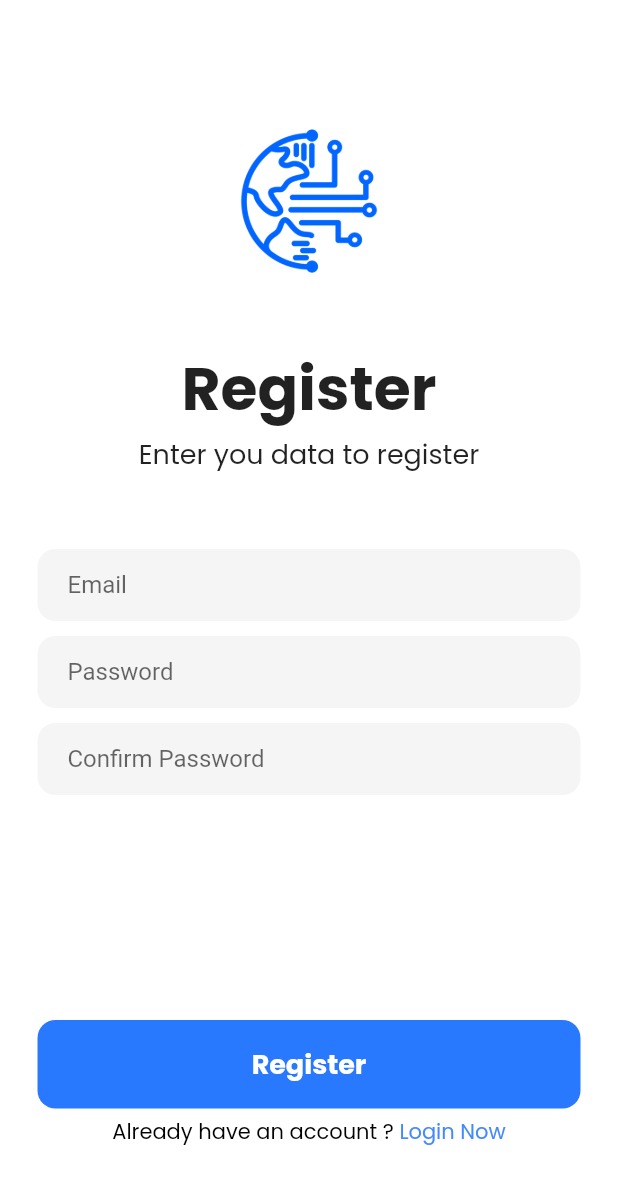
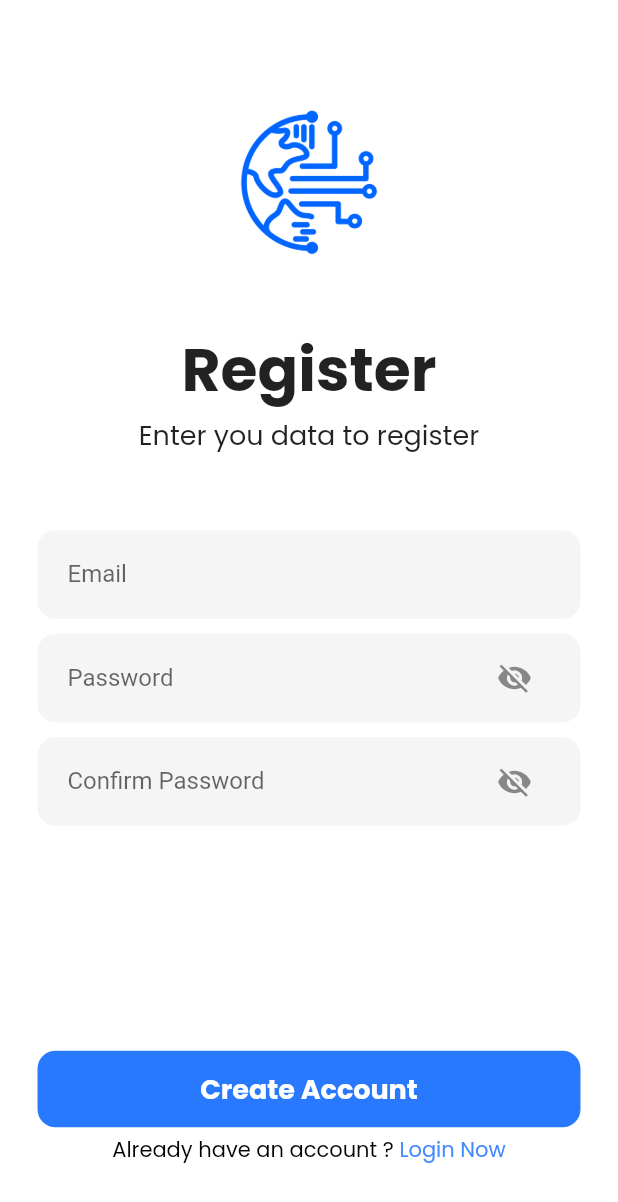
Before and after one commit to Capsicle2000/Student_Portal, a Flutter app: the screen it shows after launch, after a tap on "Register Now", on a phone screen of 412 x 824 dp. Shown: the top 1202 px of the screen. Run offline on Flutter 3.47's test engine with Material 2 defaults, Android fonts, the phone set to English and light mode, and no system bars; our stand-ins replace curved_navigation_bar, firebase_auth, firebase_core, flutter_svg, google_fonts, table_calendar; accounts and stored records are empty; network calls fail.

Commit message:
Final Modification 3:10 PM

```diff
--- a/lib/loginpage.dart
+++ b/lib/loginpage.dart
@@ -14,6 +14,8 @@ class Loginpage extends StatefulWidget {
 class _LoginpageState extends State<Loginpage> {
   final _emailController = TextEditingController();
   final _passwordController = TextEditingController();
+  bool _passwordVisible = false;
+
   Future login() async {
     await FirebaseAuth.instance.signInWithEmailAndPassword(
         email: _emailController.text.trim(),
@@ -120,6 +122,8 @@ class _LoginpageState extends State<Loginpage> {
 //     );
 //   }
 // }
+
+
         backgroundColor: Colors.white,
         body: SafeArea(
           child: Center(
@@ -150,7 +154,13 @@ class _LoginpageState extends State<Loginpage> {
                     ),
                   ),
 
+
+
                   SizedBox(height: 50),
+
+
+
+
 
                   // Email TextField
                   Padding(
@@ -165,13 +175,17 @@ class _LoginpageState extends State<Loginpage> {
                           controller: _emailController,
                           decoration: InputDecoration(
                             border: InputBorder.none,
-                            hintText: 'Email',
+                            labelText: 'Email',
                           ),
                         ),
                       ),
                     ),
                   ),
                   SizedBox(height: 10),
+
+
+
+
 
                   // Password TextField
                   Padding(
@@ -184,31 +198,54 @@ class _LoginpageState extends State<Loginpage> {
                         padding: const EdgeInsets.symmetric(horizontal: 20),
                         child: TextField(
                           controller: _passwordController,
-                          obscureText: true,
+                          obscureText: !_passwordVisible,
                           decoration: InputDecoration(
                             border: InputBorder.none,
-                            hintText: 'Password',
+                            labelText: 'Password',
+                            suffixIcon: Material(
+                              color: Colors.transparent,
+                              child: InkWell(
+                                onTap: () {
+                                  setState(() {
+                                    _passwordVisible = !_passwordVisible;
+                                  });
+                                },
+                                child: InkResponse(
+                                  splashColor: Colors.transparent,
+                                  highlightColor: Colors.blue,
+                                  child: Icon(
+                                    _passwordVisible ? Icons.visibility : Icons.visibility_off,
+                                  ),
+                                ),
+                              ),
+                            ),
                           ),
                         ),
                       ),
                     ),
                   ),
 
+
                   SizedBox(height: 150),
+
+
+
 
                   // Login Button
                   Padding(
                     padding: const EdgeInsets.symmetric(horizontal: 25),
-                    child: GestureDetector(
+                    child: InkWell(
                       onTap: login,
-                      child: Container(
-                        padding: EdgeInsets.all(16),
+                      borderRadius: BorderRadius.circular(12),
+                      child: Ink(
+                        padding: EdgeInsets.all(12),
                         decoration: BoxDecoration(
-                            color: Colors.blueAccent[400],
-                            borderRadius: BorderRadius.circular(12)),
+                          color: Colors.blueAccent[400],
+                          borderRadius: BorderRadius.circular(12),
+                        ),
                         child: Center(
                           child: Text(
-                            'Sign in',
+                            'Log in',
                             style: GoogleFonts.poppins(
                               color: Colors.white,
                               fontWeight: FontWeight.bold,
@@ -232,7 +269,7 @@ class _LoginpageState extends State<Loginpage> {
                           color: Colors.black,
                         ),
                       ),
-                      GestureDetector(
+                      InkWell(
                         onTap: openRegisterScreen,
                         child: Text(
                           'Register Now',
@@ -240,7 +277,7 @@ class _LoginpageState extends State<Loginpage> {
                             color: Colors.blueAccent,
                           ),
                         ),
-                      )
+                      ),
                     ],
                   )
                 ],
--- a/lib/register.dart
+++ b/lib/register.dart
@@ -13,6 +13,10 @@ class _RegisterScreenState extends State<RegisterScreen> {
   final _emailController = TextEditingController();
   final _passwordController = TextEditingController();
   final _confirmPasswordController = TextEditingController();
+  bool _passwordVisible = false;
+  bool _confirmPasswordVisible = false;
+
+
 
   Future register() async {
     if(passwordConfirmed()){
@@ -104,7 +108,7 @@ class _RegisterScreenState extends State<RegisterScreen> {
                           controller: _emailController,
                           decoration: InputDecoration(
                             border: InputBorder.none,
-                            hintText: 'Email',
+                            labelText: 'Email',
                           ),
                         ),
                       ),
@@ -124,16 +128,32 @@ class _RegisterScreenState extends State<RegisterScreen> {
                     child: Container(
                       decoration: BoxDecoration(
                           color: Colors.grey[100],
-                          borderRadius: BorderRadius.circular(12)
-                      ),
+                          borderRadius: BorderRadius.circular(12)),
                       child: Padding(
                         padding: const EdgeInsets.symmetric(horizontal: 20),
                         child: TextField(
-                          controller: _confirmPasswordController,
-                          obscureText: true,
+                          controller: _passwordController,
+                          obscureText: !_passwordVisible,
                           decoration: InputDecoration(
                             border: InputBorder.none,
-                            hintText: 'Password',
+                            labelText: 'Password',
+                            suffixIcon: Material(
+                              color: Colors.transparent,
+                              child: InkWell(
+                                onTap: () {
+                                  setState(() {
+                                    _passwordVisible = !_passwordVisible;
+                                  });
+                                },
+                                child: InkResponse(
+                                  splashColor: Colors.transparent,
+                                  highlightColor: Colors.blue,
+                                  child: Icon(
+                                    _passwordVisible ? Icons.visibility : Icons.visibility_off,
+                                  ),
+                                ),
+                              ),
+                            ),
                           ),
                         ),
                       ),
@@ -153,16 +173,32 @@ class _RegisterScreenState extends State<RegisterScreen> {
                     child: Container(
                       decoration: BoxDecoration(
                           color: Colors.grey[100],
-                          borderRadius: BorderRadius.circular(12)
-                      ),
+                          borderRadius: BorderRadius.circular(12)),
                       child: Padding(
                         padding: const EdgeInsets.symmetric(horizontal: 20),
                         child: TextField(
-                          controller: _passwordController,
-                          obscureText: true,
+                          controller: _confirmPasswordController,
+                          obscureText: !_confirmPasswordVisible,
                           decoration: InputDecoration(
                             border: InputBorder.none,
-                            hintText: 'Confirm Password',
+                            labelText: 'Confirm Password',
+                            suffixIcon: Material(
+                              color: Colors.transparent,
+                              child: InkWell(
+                                onTap: () {
+                                  setState(() {
+                                    _confirmPasswordVisible = !_confirmPasswordVisible;
+                                  });
+                                },
+                                child: InkResponse(
+                                  splashColor: Colors.transparent,
+                                  highlightColor: Colors.blue,
+                                  child: Icon(
+                                    _confirmPasswordVisible ? Icons.visibility : Icons.visibility_off,
+                                  ),
+                                ),
+                              ),
+                            ),
                           ),
                         ),
                       ),
@@ -176,23 +212,27 @@ class _RegisterScreenState extends State<RegisterScreen> {
 
 
 
-                  // Login Button
+                  // Create Account Button
                   Padding(
-                    padding: const EdgeInsets.symmetric(horizontal:25),
-                    child: GestureDetector(
+                    padding: const EdgeInsets.symmetric(horizontal: 25),
+                    child: InkWell(
                       onTap: register,
-                      child: Container(
-                        padding: EdgeInsets.all(16) ,
+                      borderRadius: BorderRadius.circular(12),
+                      child: Ink(
+                        padding: EdgeInsets.all(12),
                         decoration: BoxDecoration(
-                            color: Colors.blueAccent[400] ,
-                            borderRadius: BorderRadius.circular(12) ) ,
-                        child: Center(child: Text('Register',
-                          style: GoogleFonts.poppins(
-                            color: Colors.white,
-                            fontWeight: FontWeight.bold,
-                            fontSize: 18,
+                          color: Colors.blueAccent[400],
+                          borderRadius: BorderRadius.circular(12),
+                        ),
+                        child: Center(
+                          child: Text(
+                            'Create Account',
+                            style: GoogleFonts.poppins(
+                              color: Colors.white,
+                              fontWeight: FontWeight.bold,
+                              fontSize: 18,
+                            ),
                           ),
-                        ),
                         ),
                       ),
                     ),
@@ -200,9 +240,6 @@ class _RegisterScreenState extends State<RegisterScreen> {
 
 
                   SizedBox(height: 5),
-
-
-
 
 
 
--- a/lib/screens/home.dart
+++ b/lib/screens/home.dart
@@ -4,6 +4,7 @@ import 'package:flutter/src/widgets/container.dart';
 import 'package:flutter/src/widgets/framework.dart';
 import 'package:google_fonts/google_fonts.dart';
 import 'package:table_calendar/table_calendar.dart';
+
 
 
   class Home extends StatefulWidget {
```
Also changed, not shown: lib/screens/courses.dart (+10 -10 lines), lib/screens/profile.dart (+4 -4 lines).
